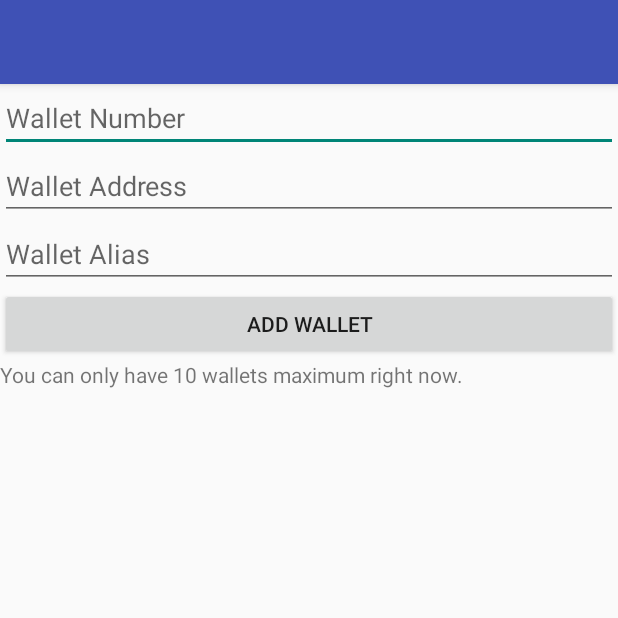
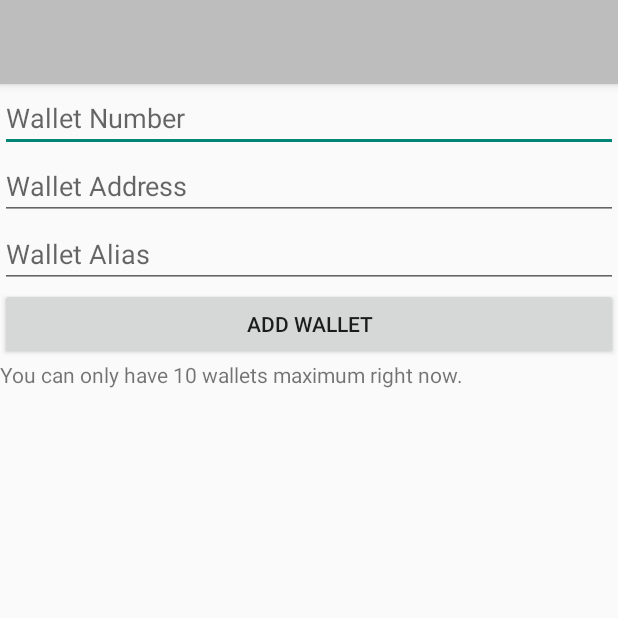
Before and after one commit to KVINTH/HarvestWatcher, an Android app: the AddWalletActivity screen opened directly, with no data from a screen before it, on a phone screen of 412 x 824 dp, the top half of it. Run offline under Robolectric (Android 15) with nearby library versions, the phone set to English and light mode, and no system bars.

Commit message:
forgot to change app bar color in the AddWalletActivity

```diff
--- a/app/src/main/res/layout/activity_add_wallet.xml
+++ b/app/src/main/res/layout/activity_add_wallet.xml
@@ -11,7 +11,7 @@
         android:id="@+id/my_toolbar"
         android:layout_width="match_parent"
         android:layout_height="?attr/actionBarSize"
-        android:background="@color/colorPrimary"
+        android:background="@color/colorGrey"
         android:elevation="4dp"
         android:theme="@style/ThemeOverlay.AppCompat.ActionBar"
         app:popupTheme="@style/Theme.AppCompat.Light" />
```
